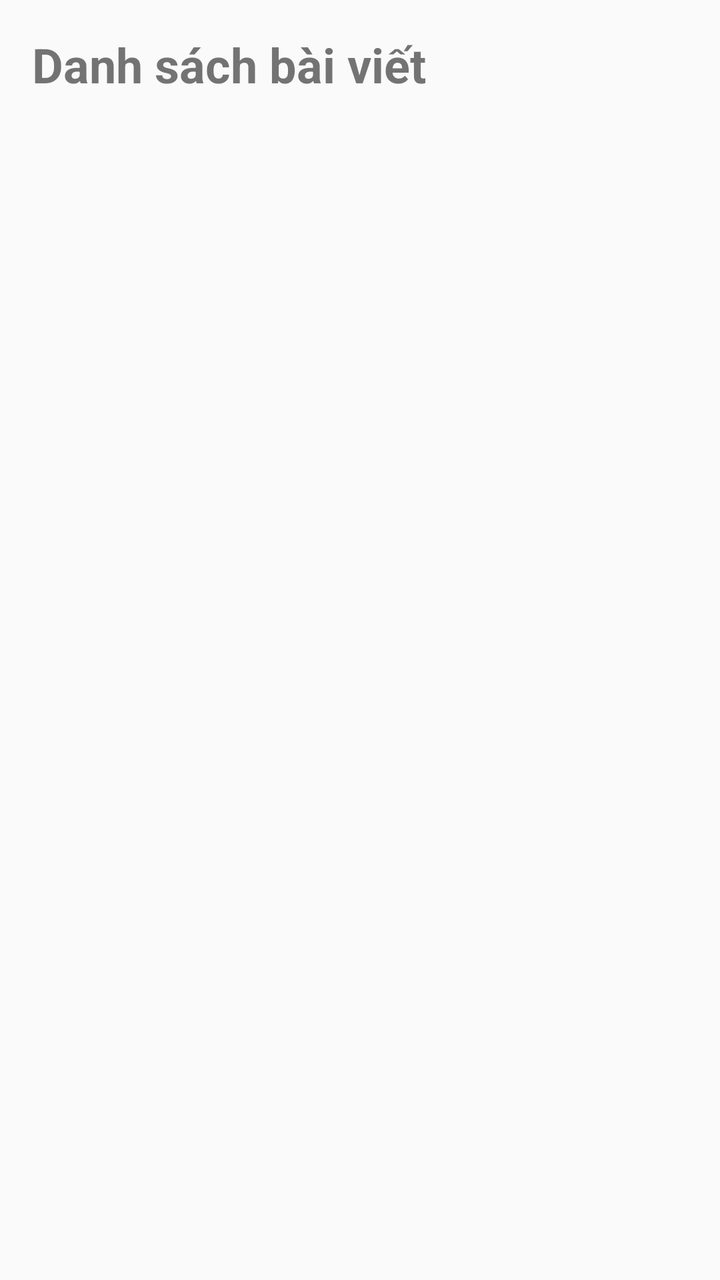
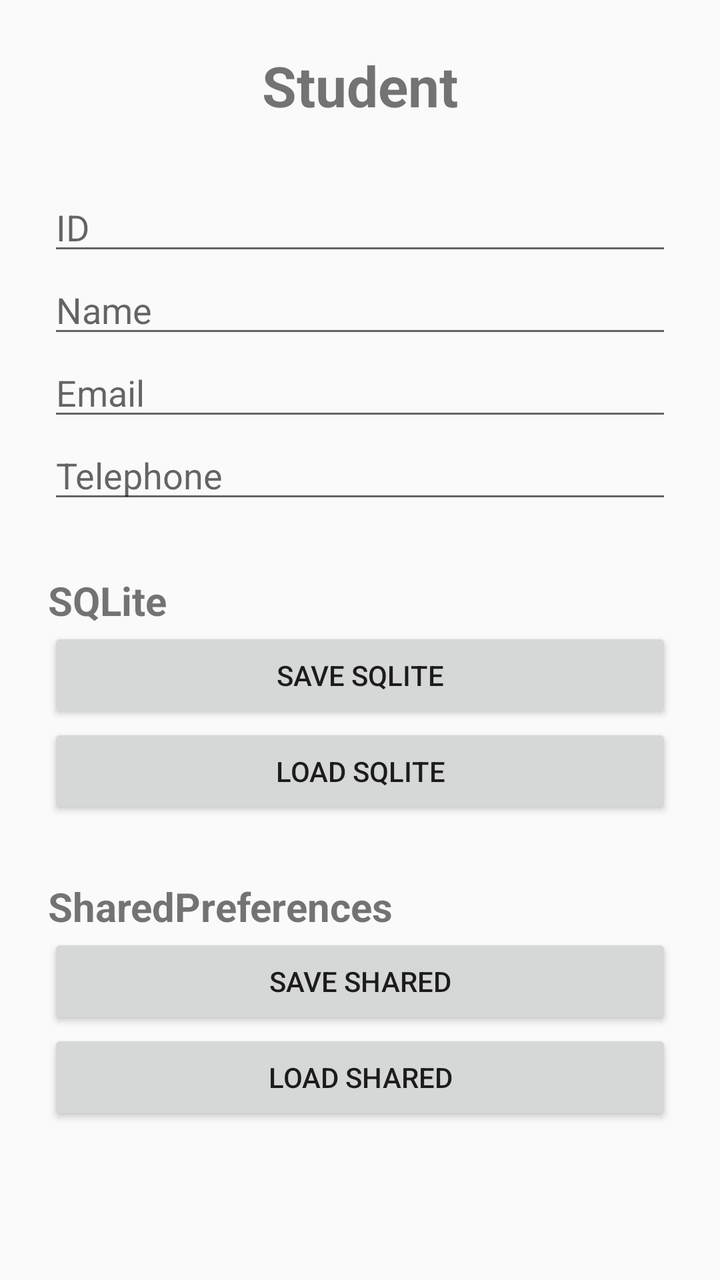

The first picture is an Android layout as it rendered before a commit; the second is the same layout after the commit. The layout source and the unified diff follow.
<!-- AndroidManifest.xml: application theme Theme.AppCompat.Light.NoActionBar -->
<!-- res/layout/activity_main.xml -->
<?xml version="1.0" encoding="utf-8"?>
<LinearLayout
    xmlns:android="http://schemas.android.com/apk/res/android"

    android:layout_width="match_parent"

    android:layout_height="match_parent"

    android:orientation="vertical">



    <TextView

        android:layout_width="match_parent"

        android:layout_height="wrap_content"

        android:text="Danh sách bài viết"

        android:textSize="24sp"

        android:textStyle="bold"

        android:padding="16dp"/>



    <ListView

        android:id="@+id/listArticle"

        android:layout_width="match_parent"

        android:layout_height="match_parent"/>


</LinearLayout>
<!-- resources referenced by this layout -->
<resources>

</resources>

<!-- the commit's change to res/layout/activity_main.xml (unified diff, before → after) -->
@@ -1,38 +1,173 @@
 <?xml version="1.0" encoding="utf-8"?>
-<LinearLayout
+<ScrollView
     xmlns:android="http://schemas.android.com/apk/res/android"
 
     android:layout_width="match_parent"
-
-    android:layout_height="match_parent"
-
-    android:orientation="vertical">
+    android:layout_height="match_parent">
 
 
-
-    <TextView
+    <LinearLayout
 
         android:layout_width="match_parent"
 
         android:layout_height="wrap_content"
 
-        android:text="Danh sách bài viết"
+        android:orientation="vertical"
 
-        android:textSize="24sp"
-
-        android:textStyle="bold"
-
-        android:padding="16dp"/>
+        android:padding="24dp">
 
 
 
-    <ListView
+        <TextView
 
-        android:id="@+id/listArticle"
+            android:layout_width="match_parent"
 
-        android:layout_width="match_parent"
+            android:layout_height="wrap_content"
 
-        android:layout_height="match_parent"/>
+            android:text="Student"
+
+            android:textSize="28sp"
+
+            android:textStyle="bold"
+
+            android:gravity="center"
+
+            android:layout_marginBottom="30dp"/>
 
 
-</LinearLayout>
+
+
+        <EditText
+
+            android:id="@+id/edtId"
+
+            android:layout_width="match_parent"
+
+            android:layout_height="wrap_content"
+
+            android:hint="ID"/>
+
+
+
+        <EditText
+
+            android:id="@+id/edtName"
+
+            android:layout_width="match_parent"
+
+            android:layout_height="wrap_content"
+
+            android:hint="Name"/>
+
+
+
+        <EditText
+
+            android:id="@+id/edtEmail"
+
+            android:layout_width="match_parent"
+
+            android:layout_height="wrap_content"
+
+            android:hint="Email"/>
+
+
+
+        <EditText
+
+            android:id="@+id/edtTelephone"
+
+            android:layout_width="match_parent"
+
+            android:layout_height="wrap_content"
+
+            android:hint="Telephone"/>
+
+
+
+
+        <TextView
+
+            android:layout_width="match_parent"
+
+            android:layout_height="wrap_content"
+
+            android:text="SQLite"
+
+            android:textSize="20sp"
+
+            android:textStyle="bold"
+
+            android:layout_marginTop="30dp"/>
+
+
+
+        <Button
+
+            android:id="@+id/btnSaveSQLite"
+
+            android:layout_width="match_parent"
+
+            android:layout_height="wrap_content"
+
+            android:text="Save SQLite"/>
+
+
+
+        <Button
+
+            android:id="@+id/btnLoadSQLite"
+
+            android:layout_width="match_parent"
+
+            android:layout_height="wrap_content"
+
+            android:text="Load SQLite"/>
+
+
+
+
+        <TextView
+
+            android:layout_width="match_parent"
+
+            android:layout_height="wrap_content"
+
+            android:text="SharedPreferences"
+
+            android:textSize="20sp"
+
+            android:textStyle="bold"
+
+            android:layout_marginTop="30dp"/>
+
+
+
+        <Button
+
+            android:id="@+id/btnSaveShared"
+
+            android:layout_width="match_parent"
+
+            android:layout_height="wrap_content"
+
+            android:text="Save Shared"/>
+
+
+
+        <Button
+
+            android:id="@+id/btnLoadShared"
+
+            android:layout_width="match_parent"
+
+            android:layout_height="wrap_content"
+
+            android:text="Load Shared"/>
+
+
+
+    </LinearLayout>
+
+
+</ScrollView>
